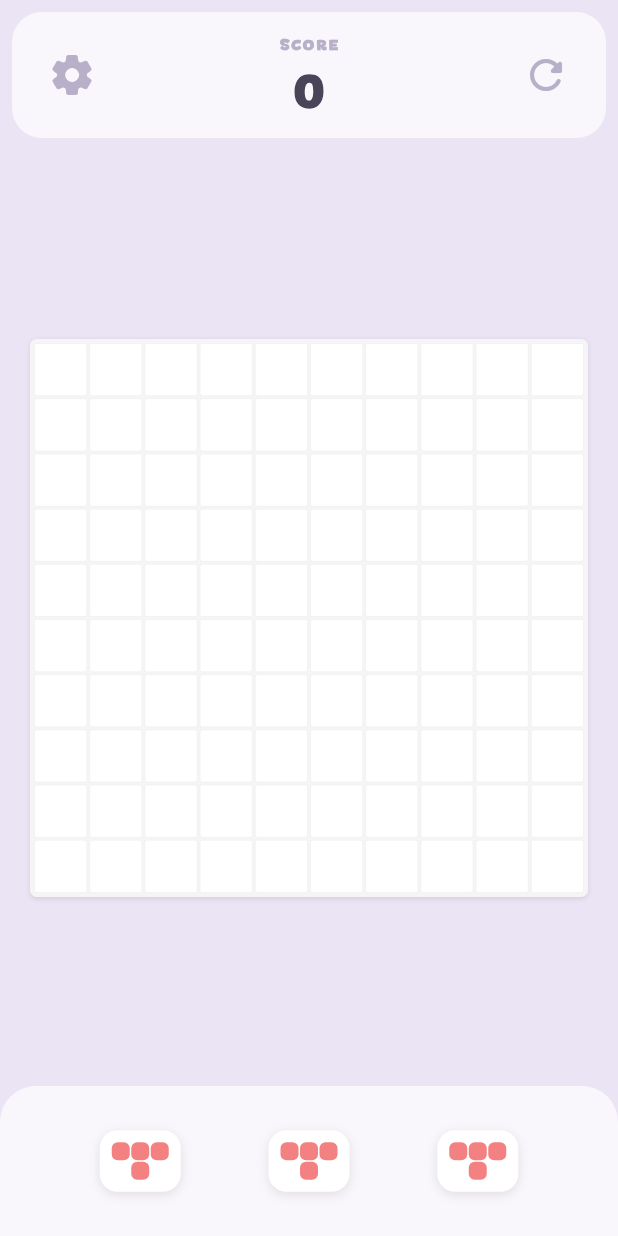
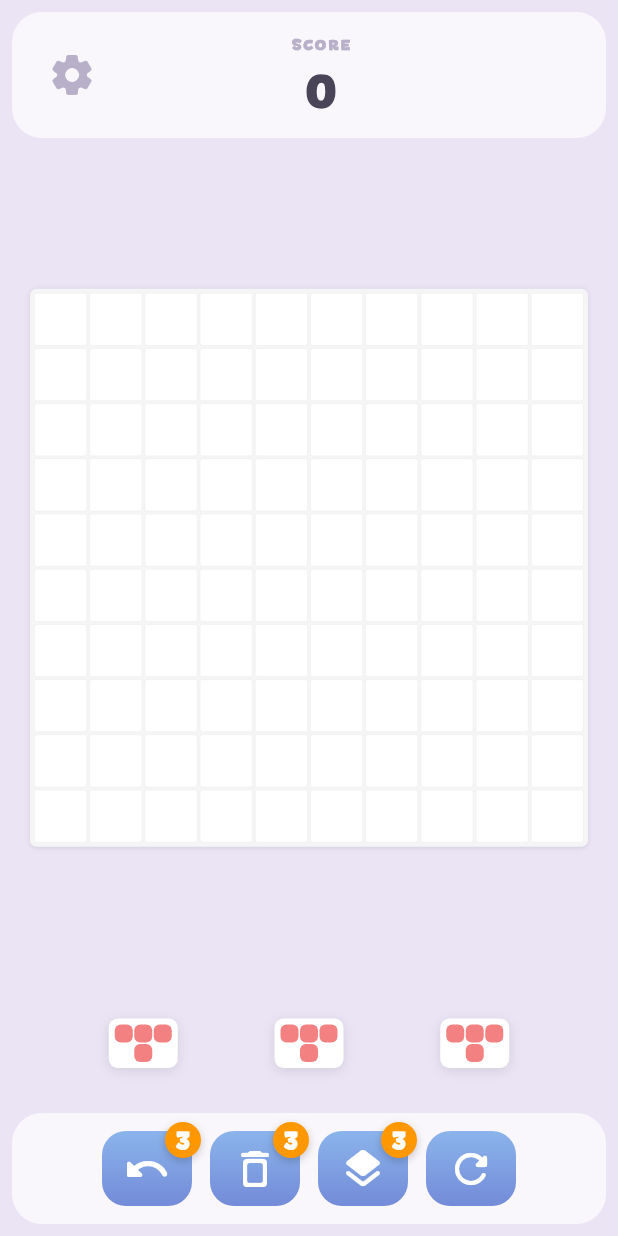
Before and after one commit to natalyatyshkova-arch/puzzle-merge-10x10, a Flutter app: the screen it shows after launch, on a phone screen of 412 x 824 dp. Run offline on Flutter 3.47's test engine with Material 3 defaults, Android fonts, the phone set to English and light mode, and no system bars; our stand-ins replace flutter_riverpod.

Commit message:
Add power-ups panel with boosters functionality
Implemented three boosters:
- Undo: revert last move (tracks move history)
- Remove Shape: delete a shape from panel with shake animation
- Overlay Mode: place shapes on top of existing shapes

Features:
- History tracking (last 10 moves) for undo functionality
- Removal mode with shake animation and tap-to-dismiss
- Overlay mode allows placement over filled cells
- Booster counters (3 each) with visual feedback
- Button dimming (40% opacity) when mode is active
- Auto-disable modes after use
- New PowerUpsPanel widget with gradient buttons

🤖 Generated with [Claude Code](https://claude.com/claude-code)

Co-Authored-By: Claude <noreply@anthropic.com>

```diff
--- a/lib/features/game/data/models/game_state.dart
+++ b/lib/features/game/data/models/game_state.dart
@@ -18,12 +18,36 @@ class GameState {
   /// Номер хода (для отладки)
   final int moveCount;
 
+  /// История ходов для отмены (храним предыдущие состояния)
+  final List<GameState> history;
+
+  /// Количество доступных бустеров "Отменить ход"
+  final int undoBoostersCount;
+
+  /// Количество доступных бустеров "Удалить фигуру"
+  final int removeShapeBoostersCount;
+
+  /// Количество доступных бустеров "Поставить поверх"
+  final int placeOverlayBoostersCount;
+
+  /// Активен ли режим удаления фигуры
+  final bool isRemovalModeActive;
+
+  /// Активен ли режим наслаивания (размещение поверх существующих фигур)
+  final bool isOverlayModeActive;
+
   const GameState({
     required this.grid,
     required this.availableShapes,
     this.score = 0,
     this.gameOver = false,
     this.moveCount = 0,
+    this.history = const [],
+    this.undoBoostersCount = 3,
+    this.removeShapeBoostersCount = 3,
+    this.placeOverlayBoostersCount = 3,
+    this.isRemovalModeActive = false,
+    this.isOverlayModeActive = false,
   });
 
   /// Создаёт начальное состояние игры
@@ -50,6 +74,12 @@ class GameState {
     int? score,
     bool? gameOver,
     int? moveCount,
+    List<GameState>? history,
+    int? undoBoostersCount,
+    int? removeShapeBoostersCount,
+    int? placeOverlayBoostersCount,
+    bool? isRemovalModeActive,
+    bool? isOverlayModeActive,
   }) {
     return GameState(
       grid: grid ?? copyGrid(this.grid),
@@ -57,6 +87,12 @@ class GameState {
       score: score ?? this.score,
       gameOver: gameOver ?? this.gameOver,
       moveCount: moveCount ?? this.moveCount,
+      history: history ?? List.from(this.history),
+      undoBoostersCount: undoBoostersCount ?? this.undoBoostersCount,
+      removeShapeBoostersCount: removeShapeBoostersCount ?? this.removeShapeBoostersCount,
+      placeOverlayBoostersCount: placeOverlayBoostersCount ?? this.placeOverlayBoostersCount,
+      isRemovalModeActive: isRemovalModeActive ?? this.isRemovalModeActive,
+      isOverlayModeActive: isOverlayModeActive ?? this.isOverlayModeActive,
     );
   }
 
--- a/lib/features/game/presentation/screens/game_screen.dart
+++ b/lib/features/game/presentation/screens/game_screen.dart
@@ -9,6 +9,7 @@ import '../../../../core/theme/app_colors.dart';
 import '../widgets/game_grid.dart';
 import '../../../settings/presentation/widgets/score_panel.dart';
 import '../widgets/shape_selector.dart';
+import '../widgets/power_ups_panel.dart';
 import '../../../settings/presentation/screens/settings_screen.dart';
 
 /// Главный экран игры
@@ -41,14 +42,24 @@ class _GameScreenState extends ConsumerState<GameScreen> {
 
     return Scaffold(
       backgroundColor: AppColors.getBackground(isDark),
-      body: Stack(
+      body: GestureDetector(
+        // Отключаем режим удаления/наслаивания при клике на любую область
+        onTap: () {
+          if (gameState.isRemovalModeActive) {
+            ref.read(gameProvider.notifier).toggleRemovalMode();
+          } else if (gameState.isOverlayModeActive) {
+            ref.read(gameProvider.notifier).toggleOverlayMode();
+          }
+        },
+        child: Stack(
           children: [
             SafeArea(
               child: LayoutBuilder(
                 builder: (context, constraints) {
                   // Размеры компонентов
                   final scorePanelHeight = 100.0;
-                final shapeSelectorHeight = 100.0;
+                  final shapeSelectorHeight = 77.0;
+                  final powerUpsPanelHeight = 90.0;
 
                   return Column(
                     children: [
@@ -58,7 +69,6 @@ class _GameScreenState extends ConsumerState<GameScreen> {
                         padding: const EdgeInsets.symmetric(horizontal: 8, vertical: 8),
                         child: ScorePanel(
                           score: gameState.score,
-                        onNewGame: () => _showNewGameDialog(context, gameNotifier),
                           onSettings: () => showSettingsDialog(context),
                         ),
                       ),
@@ -88,7 +98,7 @@ class _GameScreenState extends ConsumerState<GameScreen> {
                         ),
                       ),
 
-                    // Селектор фигур (компактный)
+                      // Селектор фигур
                       SizedBox(
                         height: shapeSelectorHeight,
                         child: ShapeSelector(
@@ -96,6 +106,27 @@ class _GameScreenState extends ConsumerState<GameScreen> {
                           onShapeDragStart: _onShapeDragStart,
                           onShapeDragUpdate: _onShapeDragUpdate,
                           onShapeDragEnd: _onShapeDragEnd,
+                          onShapeTap: (shape) {
+                            ref.read(gameProvider.notifier).removeShape(shape);
+                          },
+                          isRemovalModeActive: gameState.isRemovalModeActive,
+                        ),
+                      ),
+
+                      // Панель Power-Ups (бустеры)
+                      Container(
+                        height: powerUpsPanelHeight,
+                        padding: const EdgeInsets.symmetric(horizontal: 8, vertical: 8),
+                        child: PowerUpsPanel(
+                          onUndo: _onUndo,
+                          onRemoveShape: _onRemoveShape,
+                          onPlaceOverlay: _onPlaceOverlay,
+                          onPowerUp4: () => _showNewGameDialog(context, gameNotifier),
+                          undoCount: gameState.undoBoostersCount,
+                          removeShapeCount: gameState.removeShapeBoostersCount,
+                          placeOverlayCount: gameState.placeOverlayBoostersCount,
+                          isRemovalModeActive: gameState.isRemovalModeActive,
+                          isOverlayModeActive: gameState.isOverlayModeActive,
                         ),
                       ),
                     ],
@@ -108,6 +139,7 @@ class _GameScreenState extends ConsumerState<GameScreen> {
             if (gameState.gameOver)
               _buildGameOverOverlay(context, gameState.score, gameNotifier),
           ],
+        ),
       ),
     );
   }
@@ -177,6 +209,21 @@ class _GameScreenState extends ConsumerState<GameScreen> {
       _previewCol = null;
       _canPlace = false;
     });
+  }
+
+  /// Обработчик кнопки "Отменить ход"
+  void _onUndo() {
+    ref.read(gameProvider.notifier).undo();
+  }
+
+  /// Обработчик кнопки "Удалить фигуру"
+  void _onRemoveShape() {
+    ref.read(gameProvider.notifier).toggleRemovalMode();
+  }
+
+  /// Обработчик кнопки "Поставить поверх"
+  void _onPlaceOverlay() {
+    ref.read(gameProvider.notifier).toggleOverlayMode();
   }
 
   /// Обновить предпросмотр размещения
--- /dev/null
+++ b/lib/features/game/presentation/widgets/power_ups_panel.dart
@@ -0,0 +1,204 @@
+import 'package:flutter/material.dart';
+import 'package:flutter_riverpod/flutter_riverpod.dart';
+import '../../../settings/domain/providers/settings_provider.dart';
+import '../../../../core/theme/app_colors.dart';
+
+/// Панель с power-ups (бустеры)
+class PowerUpsPanel extends ConsumerWidget {
+  final VoidCallback? onUndo;
+  final VoidCallback? onRemoveShape;
+  final VoidCallback? onPlaceOverlay;
+  final VoidCallback? onPowerUp4;
+  final int undoCount;
+  final int removeShapeCount;
+  final int placeOverlayCount;
+  final bool isRemovalModeActive;
+  final bool isOverlayModeActive;
+
+  const PowerUpsPanel({
+    super.key,
+    this.onUndo,
+    this.onRemoveShape,
+    this.onPlaceOverlay,
+    this.onPowerUp4,
+    this.undoCount = 0,
+    this.removeShapeCount = 0,
+    this.placeOverlayCount = 0,
+    this.isRemovalModeActive = false,
+    this.isOverlayModeActive = false,
+  });
+
+  @override
+  Widget build(BuildContext context, WidgetRef ref) {
+    final isDark = ref.watch(settingsProvider.select((s) => s.themeMode == ThemeMode.dark));
+
+    return Container(
+      padding: const EdgeInsets.symmetric(horizontal: 8, vertical: 12),
+      decoration: BoxDecoration(
+        color: AppColors.getSurface(isDark).withValues(alpha: 0.7),
+        borderRadius: BorderRadius.circular(20),
+      ),
+      child: Row(
+        mainAxisAlignment: MainAxisAlignment.center,
+        children: [
+          _buildPowerUpButton(
+            icon: Icons.undo_rounded,
+            color: const Color(0xFF4ECDC4), // Бирюзовый
+            onTap: onUndo,
+            isDark: isDark,
+            count: undoCount,
+            isRemovalButton: false,
+          ),
+          const SizedBox(width: 12),
+          _buildPowerUpButton(
+            icon: Icons.delete_outline_rounded,
+            color: const Color(0xFFFF6B6B), // Красный
+            onTap: onRemoveShape,
+            isDark: isDark,
+            count: removeShapeCount,
+            isRemovalButton: true,
+          ),
+          const SizedBox(width: 12),
+          _buildPowerUpButton(
+            icon: Icons.layers_rounded,
+            color: const Color(0xFFFFE66D), // Жёлтый
+            onTap: onPlaceOverlay,
+            isDark: isDark,
+            count: placeOverlayCount,
+            isRemovalButton: false,
+            isOverlayButton: true,
+          ),
+          const SizedBox(width: 12),
+          _buildPowerUpButton(
+            icon: Icons.refresh_rounded,
+            color: const Color(0xFFAA96DA), // Фиолетовый
+            onTap: onPowerUp4,
+            isDark: isDark,
+            count: null, // У кнопки "Начать заново" нет счётчика
+            isRemovalButton: false,
+          ),
+        ],
+      ),
+    );
+  }
+
+  /// Построить кнопку power-up
+  Widget _buildPowerUpButton({
+    required IconData icon,
+    required Color color,
+    required VoidCallback? onTap,
+    required bool isDark,
+    int? count,
+    required bool isRemovalButton,
+    bool isOverlayButton = false,
+  }) {
+    final showBuyButton = count != null && count <= 0;
+
+    // Если режим удаления активен, и это НЕ кнопка удаления - делаем прозрачной на 40%
+    // Если режим наслаивания активен, и это НЕ кнопка наслаивания - делаем прозрачной на 40%
+    final shouldDim = (isRemovalModeActive && !isRemovalButton) ||
+                      (isOverlayModeActive && !isOverlayButton);
+    final opacity = shouldDim ? 0.4 : 1.0;
+
+    return Opacity(
+      opacity: opacity,
+      child: Material(
+        color: Colors.transparent,
+        child: InkWell(
+          onTap: shouldDim ? null : onTap, // Отключаем нажатие для затемненных кнопок
+          borderRadius: BorderRadius.circular(16),
+          child: Stack(
+            clipBehavior: Clip.none,
+            children: [
+              Container(
+                width: 60,
+                height: 60,
+                decoration: BoxDecoration(
+                  gradient: const LinearGradient(
+                    begin: Alignment.topCenter,
+                    end: Alignment.bottomCenter,
+                    colors: [
+                      Color(0xFF8BB4EB), // Светлый голубой сверху
+                      Color(0xFF738BD8), // Тёмный голубой снизу
+                    ],
+                  ),
+                  borderRadius: BorderRadius.circular(16),
+                ),
+                child: Icon(
+                  icon,
+                  color: Colors.white,
+                  size: 32,
+                ),
+              ),
+              // Счётчик или кнопка покупки
+              if (count != null)
+                Positioned(
+                  top: -6,
+                  right: -6,
+                  child: showBuyButton
+                      ? _buildBuyButton()
+                      : _buildCounterBadge(count),
+                ),
+            ],
+          ),
+        ),
+      ),
+    );
+  }
+
+  /// Построить счётчик бустеров
+  Widget _buildCounterBadge(int count) {
+    return Container(
+      width: 24,
+      height: 24,
+      decoration: BoxDecoration(
+        color: Colors.orange,
+        shape: BoxShape.circle,
+        boxShadow: [
+          BoxShadow(
+            color: Colors.black.withValues(alpha: 0.2),
+            blurRadius: 4,
+            offset: const Offset(0, 2),
+          ),
+        ],
+      ),
+      child: Center(
+        child: Text(
+          count.toString(),
+          style: const TextStyle(
+            color: Colors.white,
+            fontSize: 18,
+            fontWeight: FontWeight.w900,
+            height: 1.0,
+          ),
+        ),
+      ),
+    );
+  }
+
+  /// Построить кнопку покупки
+  Widget _buildBuyButton() {
+    return Container(
+      width: 24,
+      height: 24,
+      decoration: BoxDecoration(
+        color: Colors.green,
+        shape: BoxShape.circle,
+        boxShadow: [
+          BoxShadow(
+            color: Colors.black.withValues(alpha: 0.2),
+            blurRadius: 4,
+            offset: const Offset(0, 2),
+          ),
+        ],
+      ),
+      child: const Center(
+        child: Icon(
+          Icons.add,
+          color: Colors.white,
+          size: 16,
+        ),
+      ),
+    );
+  }
+}
--- a/lib/features/game/presentation/widgets/shape_selector.dart
+++ b/lib/features/game/presentation/widgets/shape_selector.dart
@@ -1,16 +1,15 @@
 import 'package:flutter/material.dart';
-import 'package:flutter_riverpod/flutter_riverpod.dart';
 import '../../data/models/shape.dart';
-import '../../../settings/domain/providers/settings_provider.dart';
-import '../../../../core/theme/app_colors.dart';
 import 'shape_widget.dart';
 
 /// Селектор фигур внизу экрана
-class ShapeSelector extends ConsumerWidget {
+class ShapeSelector extends StatelessWidget {
   final List<GameShape> shapes;
   final Function(GameShape, Offset, Offset) onShapeDragStart; // globalPosition, localPosition
   final Function(GameShape, Offset) onShapeDragUpdate;
   final Function(GameShape) onShapeDragEnd;
+  final Function(GameShape)? onShapeTap; // Для режима удаления
+  final bool isRemovalModeActive;
 
   const ShapeSelector({
     super.key,
@@ -18,18 +17,14 @@ class ShapeSelector extends ConsumerWidget {
     required this.onShapeDragStart,
     required this.onShapeDragUpdate,
     required this.onShapeDragEnd,
+    this.onShapeTap,
+    this.isRemovalModeActive = false,
   });
 
   @override
-  Widget build(BuildContext context, WidgetRef ref) {
-    final isDark = ref.watch(settingsProvider.select((s) => s.themeMode == ThemeMode.dark));
-
-    return Container(
-      padding: const EdgeInsets.symmetric(vertical: 12, horizontal: 8),
-      decoration: BoxDecoration(
-        color: AppColors.getSurface(isDark).withValues(alpha: 0.7),
-        borderRadius: const BorderRadius.vertical(top: Radius.circular(24)),
-      ),
+  Widget build(BuildContext context) {
+    return Padding(
+      padding: const EdgeInsets.symmetric(vertical: 0, horizontal: 8),
       child: Row(
         mainAxisAlignment: MainAxisAlignment.spaceEvenly,
         children: shapes.asMap().entries.map((entry) {
@@ -50,6 +45,8 @@ class ShapeSelector extends ConsumerWidget {
             onDragStart: (globalPos, localPos) => onShapeDragStart(shape, globalPos, localPos),
             onDragUpdate: (offset) => onShapeDragUpdate(shape, offset),
             onDragEnd: () => onShapeDragEnd(shape),
+            onTap: onShapeTap != null ? () => onShapeTap!(shape) : null,
+            shouldShake: isRemovalModeActive,
           );
         }).toList(),
       ),
@@ -63,6 +60,8 @@ class _DraggableShape extends StatefulWidget {
   final Function(Offset, Offset) onDragStart; // globalPosition, localPosition
   final Function(Offset) onDragUpdate;
   final VoidCallback onDragEnd;
+  final VoidCallback? onTap; // Для режима удаления
+  final bool shouldShake;
 
   const _DraggableShape({
     super.key,
@@ -70,6 +69,8 @@ class _DraggableShape extends StatefulWidget {
     required this.onDragStart,
     required this.onDragUpdate,
     required this.onDragEnd,
+    this.onTap,
+    this.shouldShake = false,
   });
 
   @override
@@ -82,24 +83,33 @@ class _DraggableShapeState extends State<_DraggableShape> {
   @override
   Widget build(BuildContext context) {
     return GestureDetector(
-      onPanStart: (details) {
+      onTap: widget.onTap != null
+          ? () {
+              // Останавливаем всплытие события, чтобы не сработал GestureDetector экрана
+              widget.onTap!();
+            }
+          : null,
+      // Блокируем всплытие tap события к родительскому GestureDetector
+      behavior: HitTestBehavior.opaque,
+      onPanStart: widget.shouldShake ? null : (details) {
         setState(() => _isDragging = true);
         widget.onDragStart(details.globalPosition, details.localPosition);
       },
-      onPanUpdate: (details) {
+      onPanUpdate: widget.shouldShake ? null : (details) {
         widget.onDragUpdate(details.globalPosition);
       },
-      onPanEnd: (details) {
+      onPanEnd: widget.shouldShake ? null : (details) {
         setState(() => _isDragging = false);
         widget.onDragEnd();
       },
-      onPanCancel: () {
+      onPanCancel: widget.shouldShake ? null : () {
         setState(() => _isDragging = false);
         widget.onDragEnd();
       },
       child: ShapeWidget(
         shape: widget.shape,
         isDragging: _isDragging,
+        shouldShake: widget.shouldShake,
       ),
     );
   }
--- a/lib/features/game/presentation/widgets/shape_widget.dart
+++ b/lib/features/game/presentation/widgets/shape_widget.dart
@@ -1,50 +1,102 @@
+import 'dart:math';
 import 'package:flutter/material.dart';
 import '../../data/models/shape.dart';
 import '../../../../core/theme/app_theme.dart';
 
 /// Виджет для отображения фигуры
-class ShapeWidget extends StatelessWidget {
+class ShapeWidget extends StatefulWidget {
   final GameShape shape;
   final double cellSize;
   final bool isDragging;
+  final bool shouldShake;
 
   const ShapeWidget({
     super.key,
     required this.shape,
     this.cellSize = GameSizes.shapeCellSize,
     this.isDragging = false,
+    this.shouldShake = false,
   });
 
   @override
+  State<ShapeWidget> createState() => _ShapeWidgetState();
+}
+
+class _ShapeWidgetState extends State<ShapeWidget> with SingleTickerProviderStateMixin {
+  late AnimationController _shakeController;
+  late Animation<double> _shakeAnimation;
+
+  @override
+  void initState() {
+    super.initState();
+    _shakeController = AnimationController(
+      duration: const Duration(milliseconds: 800),
+      vsync: this,
+    );
+
+    _shakeAnimation = Tween<double>(
+      begin: -3,
+      end: 3,
+    ).animate(CurvedAnimation(
+      parent: _shakeController,
+      curve: Curves.easeInOut,
+    ));
+  }
+
+  @override
+  void didUpdateWidget(ShapeWidget oldWidget) {
+    super.didUpdateWidget(oldWidget);
+    if (widget.shouldShake && !oldWidget.shouldShake) {
+      _startShaking();
+    } else if (!widget.shouldShake && oldWidget.shouldShake) {
+      _stopShaking();
+    }
+  }
+
+  void _startShaking() {
+    _shakeController.repeat(reverse: true);
+  }
+
+  void _stopShaking() {
+    _shakeController.stop();
+    _shakeController.reset();
+  }
+
+  @override
+  void dispose() {
+    _shakeController.dispose();
+    super.dispose();
+  }
+
+  @override
   Widget build(BuildContext context) {
-    // Убираем AnimatedScale для перетаскиваемых фигур
     final content = Opacity(
-      opacity: isDragging ? 0.8 : 1.0,
+      opacity: widget.isDragging ? 0.8 : 1.0,
       child: Container(
-        padding: const EdgeInsets.all(8),
+        padding: const EdgeInsets.all(4),
         decoration: BoxDecoration(
           color: Colors.white,
-          borderRadius: BorderRadius.circular(12),
+          borderRadius: BorderRadius.circular(6),
           boxShadow: [
             BoxShadow(
-              color: Colors.black.withValues(alpha: isDragging ? 0.3 : 0.1),
-              blurRadius: isDragging ? 12 : 6,
-              offset: Offset(0, isDragging ? 4 : 2),
+              color: Colors.black.withValues(alpha: widget.isDragging ? 0.3 : 0.1),
+              blurRadius: widget.isDragging ? 12 : 6,
+              offset: Offset(0, widget.isDragging ? 4 : 2),
             ),
           ],
         ),
         child: Column(
           mainAxisSize: MainAxisSize.min,
-          children: List.generate(shape.height, (row) {
+          children: List.generate(widget.shape.height, (row) {
             return Row(
               mainAxisSize: MainAxisSize.min,
-              children: List.generate(shape.width, (col) {
+              children: List.generate(widget.shape.width, (col) {
                 return Padding(
                   padding: EdgeInsets.only(
-                    right: col < shape.width - 1 ? GameSizes.shapeCellSpacing : 0,
-                    bottom: row < shape.height - 1 ? GameSizes.shapeCellSpacing : 0,
+                    right: col < widget.shape.width - 1 ? GameSizes.shapeCellSpacing : 0,
+                    bottom: row < widget.shape.height - 1 ? GameSizes.shapeCellSpacing : 0,
                   ),
-                  child: _buildShapeCell(shape.pattern[row][col], shape.color),
+                  child: _buildShapeCell(widget.shape.pattern[row][col], widget.shape.color),
                 );
               }),
             );
@@ -53,21 +105,59 @@ class ShapeWidget extends StatelessWidget {
       ),
     );
 
-    // Применяем AnimatedScale только для фигур в панели (не перетаскиваемых)
-    if (!isDragging) {
-      return content;
+    // Оборачиваем в Stack для добавления крестика
+    Widget shapeWithCross = widget.shouldShake
+        ? Stack(
+            clipBehavior: Clip.none,
+            children: [
+              content,
+              // Крестик полностью за пределами белой подложки
+              Positioned(
+                top: -8,
+                right: -8,
+                child: Icon(
+                  Icons.close,
+                  size: 14,
+                  color: const Color(0xFFB8B0C8),
+                ),
+              ),
+            ],
+          )
+        : content;
+
+    // Если нужно покачиваться - оборачиваем в AnimatedBuilder
+    if (widget.shouldShake) {
+      return AnimatedBuilder(
+        animation: _shakeAnimation,
+        builder: (context, child) {
+          final offset = sin(_shakeController.value * 2 * pi) * _shakeAnimation.value;
+          return Transform.translate(
+            offset: Offset(offset, 0),
+            child: child,
+          );
+        },
+        child: shapeWithCross,
+      );
     }
 
-    return content;
+    return shapeWithCross;
   }
 
   /// Построить клетку фигуры
   Widget _buildShapeCell(bool filled, Color color) {
+    if (!filled) {
+      return Container(
+        width: widget.cellSize,
+        height: widget.cellSize,
+      );
+    }
+
+    // Обычная закрашенная клетка
     return Container(
-      width: cellSize,
-      height: cellSize,
+      width: widget.cellSize,
+      height: widget.cellSize,
       decoration: BoxDecoration(
-        color: filled ? color : Colors.transparent,
+        color: color,
         borderRadius: BorderRadius.circular(GameSizes.smallCornerRadius),
       ),
     );
--- a/lib/features/settings/presentation/widgets/score_panel.dart
+++ b/lib/features/settings/presentation/widgets/score_panel.dart
@@ -7,13 +7,11 @@ import '../../../../core/theme/app_colors.dart';
 /// Панель счёта и управления
 class ScorePanel extends ConsumerWidget {
   final int score;
-  final VoidCallback onNewGame;
   final VoidCallback? onSettings;
 
   const ScorePanel({
     super.key,
     required this.score,
-    required this.onNewGame,
     this.onSettings,
   });
 
@@ -77,14 +75,10 @@ class ScorePanel extends ConsumerWidget {
             ),
           ),
 
-          // Кнопка рестарта справа
-          IconButton(
-            onPressed: onNewGame,
-            icon: const Icon(Icons.refresh_rounded),
-            iconSize: 32,
-            color: AppColors.getSecondary(isDark),
-            padding: EdgeInsets.zero,
-            constraints: const BoxConstraints(),
+          // Пустое место справа для симметрии
+          SizedBox(
+            width: 32,
+            height: 32,
           ),
         ],
       ),
```
Also changed, not shown: lib/features/game/domain/providers/game_provider.dart (+113 -2 lines). Lines whose indentation alone changed are shown as unchanged.
